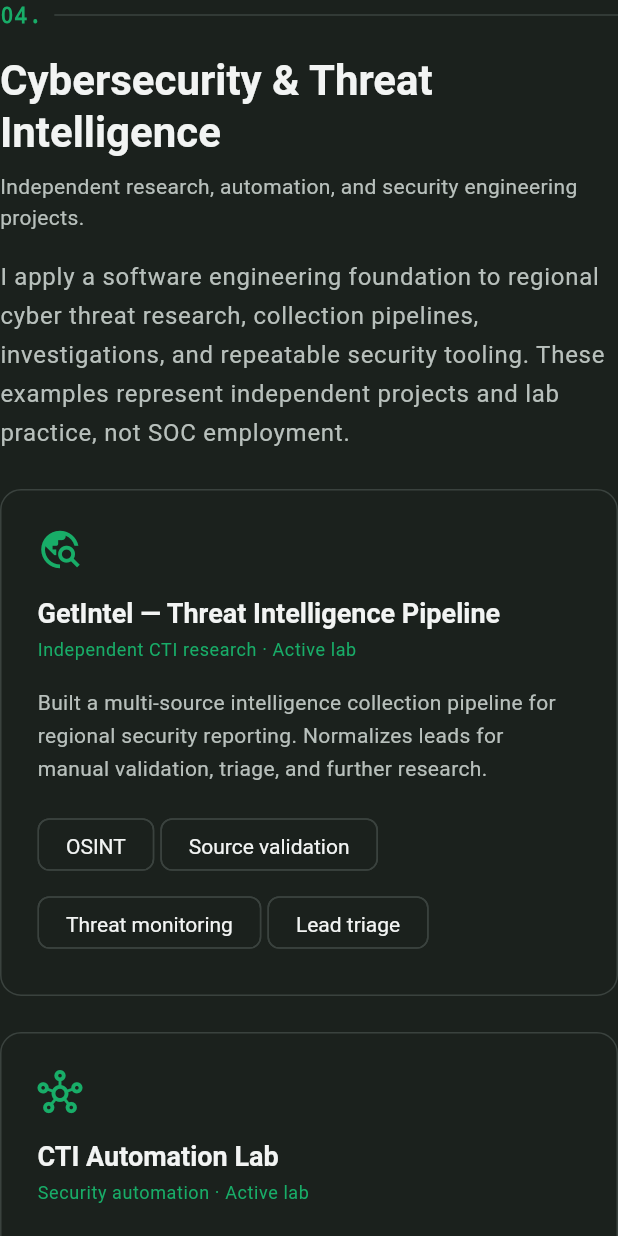
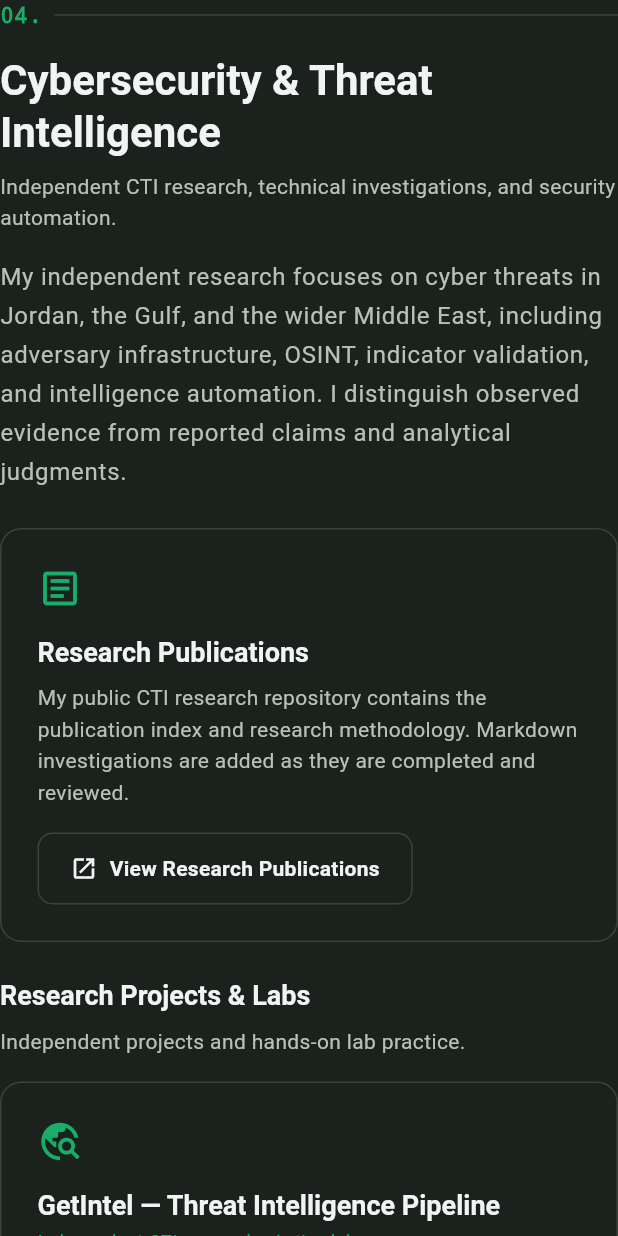
Before and after one commit to saifaboashour/flutter-portfolio, a Flutter app: the CybersecuritySection widget shown alone on an empty page, opened directly, on a phone screen of 412 x 824 dp. Run offline on Flutter 3.47's test engine with Material 3 defaults, Android fonts, the phone set to English and light mode, and no system bars; our stand-ins replace web.

Commit message:
Connect CTI portfolio section to public research publications

```diff
--- a/lib/features/cybersecurity/cybersecurity_section.dart
+++ b/lib/features/cybersecurity/cybersecurity_section.dart
@@ -3,6 +3,7 @@ import 'package:flutter/material.dart';
 import '../../core/theme/app_colors.dart';
 import '../../core/theme/app_spacing.dart';
 import '../../shared/widgets/section_header.dart';
+import '../../core/utils/external_navigator.dart';
 
 /// Independent cybersecurity practice; not a representation of SOC employment.
 class CybersecuritySection extends StatelessWidget {
@@ -52,19 +53,62 @@ class CybersecuritySection extends StatelessWidget {
         const SectionHeader(
           indexLabel: '04.',
           title: 'Cybersecurity & Threat Intelligence',
-          subtitle: 'Independent research, automation, and security engineering projects.',
+          subtitle: 'Independent CTI research, technical investigations, and security automation.',
         ),
         const SizedBox(height: AppSpacing.md),
         Text(
-          'I apply a software engineering foundation to regional cyber threat research, '
-          'collection pipelines, investigations, and repeatable security tooling. '
-          'These examples represent independent projects and lab practice, not SOC employment.',
+          'My independent research focuses on cyber threats in Jordan, the Gulf, '
+          'and the wider Middle East, including adversary infrastructure, OSINT, '
+          'indicator validation, and intelligence automation. I distinguish '
+          'observed evidence from reported claims and analytical judgments.',
           style: textTheme.bodyLarge?.copyWith(
             color: AppColors.mutedText,
             height: 1.6,
           ),
         ),
         const SizedBox(height: AppSpacing.lg),
+        Container(
+          width: double.infinity,
+          padding: const EdgeInsets.all(AppSpacing.lg),
+          decoration: BoxDecoration(
+            color: AppColors.charcoal.withValues(alpha: 0.55),
+            borderRadius: BorderRadius.circular(14),
+            border: Border.all(color: AppColors.outline),
+          ),
+          child: Column(
+            crossAxisAlignment: CrossAxisAlignment.start,
+            children: [
+              const Icon(Icons.article_outlined, color: AppColors.emerald, size: 30),
+              const SizedBox(height: AppSpacing.md),
+              Text('Research Publications', style: textTheme.titleLarge),
+              const SizedBox(height: AppSpacing.sm),
+              const Text(
+                'My public CTI research repository contains the publication index '
+                'and research methodology. Markdown investigations are added as '
+                'they are completed and reviewed.',
+              ),
+              const SizedBox(height: AppSpacing.md),
+              OutlinedButton.icon(
+                onPressed: () async {
+                  final opened = await ExternalNavigator.openUri(
+                    Uri.parse('https://github.com/saifaboashour/cti-research'),
+                  );
+                  if (!context.mounted || opened) return;
+                  ScaffoldMessenger.of(context).showSnackBar(
+                    const SnackBar(content: Text('Unable to open research repository.')),
+                  );
+                },
+                icon: const Icon(Icons.open_in_new, size: 18),
+                label: const Text('View Research Publications'),
+              ),
+            ],
+          ),
+        ),
+        const SizedBox(height: AppSpacing.lg),
+        Text('Research Projects & Labs', style: textTheme.titleLarge),
+        const SizedBox(height: AppSpacing.sm),
+        const Text('Independent projects and hands-on lab practice.'),
+        const SizedBox(height: AppSpacing.md),
         LayoutBuilder(
           builder: (context, constraints) {
             final width = constraints.maxWidth >= 720
```
